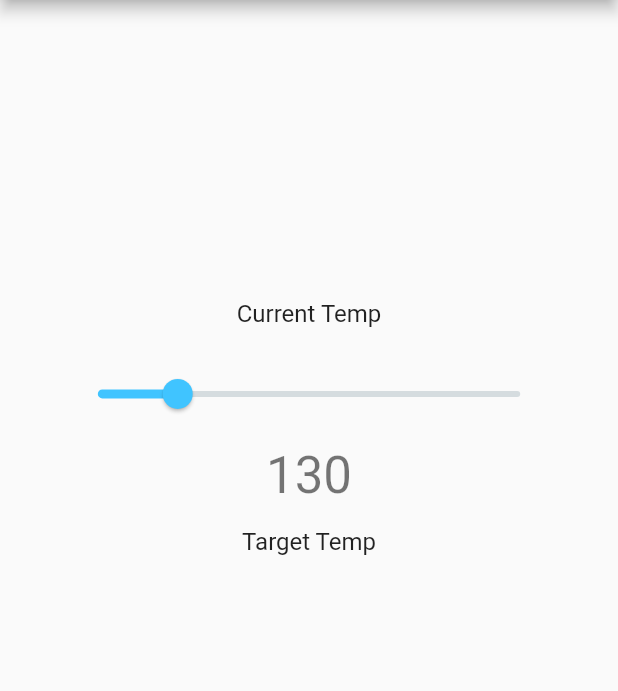
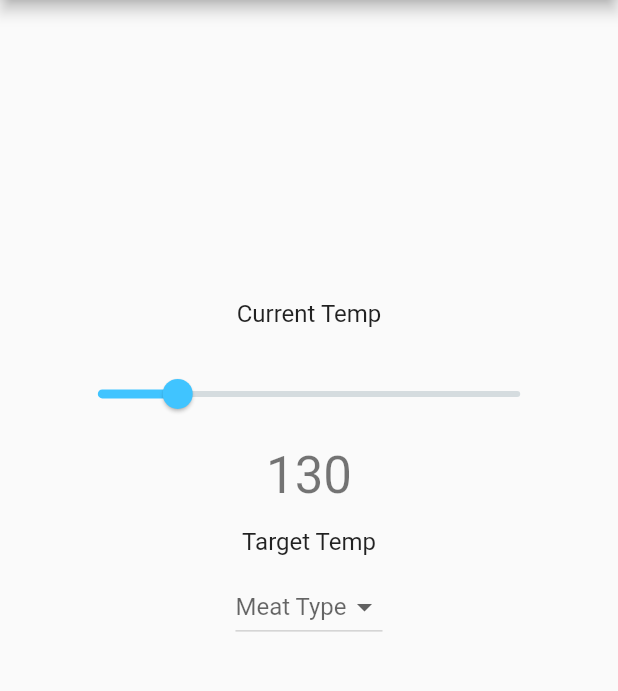
Before and after one commit to xerophytic7/thermometer, a Flutter app: the screen it shows after launch, after a tap on the "whatshot" icon, on a phone screen of 412 x 824 dp, the part 84-775 px from its top. Run offline on Flutter 3.47's test engine with Material 2 defaults, Android fonts, the phone set to English and light mode, and no system bars; missing offline and left inert: flutter_ringtone_player.

```diff
--- a/lib/main.dart
+++ b/lib/main.dart
@@ -1,4 +1,5 @@
 import 'package:flutter/material.dart';
+import 'package:thermometer/screens/poultryScreen.dart';
 import 'screens/thermOnly.dart';
 
 void main() => runApp(MyApp());
@@ -137,6 +138,7 @@ class _MyHomePageState extends State<MyHomePage> {
                     ),
                     onPressed: () {
                       //route to beef recipes screen
+                      Navigator.push(context, MaterialPageRoute(builder: (context) => PoultryScreen()));
                     },
                   ),
                 ),
@@ -161,52 +163,7 @@ class _MyHomePageState extends State<MyHomePage> {
                   ),
                 ),
               ],
-            ),/*
-            GridView.count(
-              shrinkWrap: true,
-              primary: false,
-              padding: const EdgeInsets.all(20),
-              crossAxisSpacing: 10,
-              mainAxisSpacing: 10,
-              crossAxisCount: 2,
-              children: <Widget>[
-                 Container(
-                  padding: const EdgeInsets.all(8),
-                  child: //Stack(
-                    //children: <Widget>[
-                      Image.asset('icons/beef.jpg'),
-                      //Text('Beef'),
-                   // ],
-                  //),
-                  color: Colors.teal[100],
-                ),
-                /*Container(
-                  padding: const EdgeInsets.all(8),
-                  child: const Text('Heed not the rabble'),
-                  color: Colors.teal[200],
-                ),
-                Container(
-                  padding: const EdgeInsets.all(8),
-                  child: const Text('Sound of screams but the'),
-                  color: Colors.teal[300],
-                ),
-                Container(
-                  padding: const EdgeInsets.all(8),
-                  child: const Text('Who scream'),
-                  color: Colors.teal[400],
-                ),
-                Container(
-                  padding: const EdgeInsets.all(8),
-                  child: const Text('Revolution is coming...'),
-                  color: Colors.teal[500],
-                ),
-                Container(
-                  padding: const EdgeInsets.all(8),
-                  child: const Text('Revolution, they...'),
-                  color: Colors.teal[600],
-                ),*/
-              ],
-            ),*/
+            ),
           ],
       ),
       floatingActionButton: FloatingActionButton(
--- a/lib/screens/thermOnly.dart
+++ b/lib/screens/thermOnly.dart
@@ -10,6 +10,14 @@ class _ThermOnlyScreenState extends State<ThermOnlyScreen> {
   double targetTemp = 130.0;
   TextEditingController curTempCtrl = TextEditingController();
 
+  List<String> meats = [
+    "Beef",
+    "Pork",
+    "Poultry",
+    "Fish"
+  ];
+  String meat;
+
   @override
   void dispose() {
     // Clean up the controller when the widget is removed from the
@@ -18,10 +26,8 @@ class _ThermOnlyScreenState extends State<ThermOnlyScreen> {
     super.dispose();
   }
 
-
   @override
   Widget build(BuildContext context) {
-
     //Start of page
     return Scaffold(
       appBar: AppBar(
@@ -43,13 +49,15 @@ class _ThermOnlyScreenState extends State<ThermOnlyScreen> {
           Padding(
             //Add padding and change text size
             padding: EdgeInsets.fromLTRB(
-                        MediaQuery.of(context).size.width*.37, MediaQuery.of(context).size.height * .15, MediaQuery.of(context).size.width*.37, 20),
+                MediaQuery.of(context).size.width * .37,
+                MediaQuery.of(context).size.height * .15,
+                MediaQuery.of(context).size.width * .37,
+                20),
             child: //Container(
                 //width: MediaQuery.of(context).size.width*.25,
                 //height: MediaQuery.of(context).size.height*.1,
                 // child:
                 TextField(
-
               decoration: null,
               style: TextStyle(fontSize: 48),
               controller: curTempCtrl,
@@ -57,8 +65,7 @@ class _ThermOnlyScreenState extends State<ThermOnlyScreen> {
                 print("entered onchanged");
                 print("controller: ${curTempCtrl.text}");
                 print("Target: ${targetTemp.toInt().toString()}");
-                        if (curTempCtrl.text == targetTemp.toInt().toString())
-                        {
+                if (curTempCtrl.text == targetTemp.toInt().toString()) {
                   print("entered if statement");
                   setState(() {
                     FlutterRingtonePlayer.playAlarm(looping: true);
@@ -75,24 +82,25 @@ class _ThermOnlyScreenState extends State<ThermOnlyScreen> {
                                   Navigator.of(context).pop();
                                 },
                               ),
-                                  ]
-                              );
+                            ]);
                       },
                     );
-                              }
-                            );
+                  });
                 }
               },
             ),
             //),
           ),
-                  Text('Current Temp', style: TextStyle(fontSize: 16),),
+          Text(
+            'Current Temp',
+            style: TextStyle(fontSize: 16),
+          ),
           //],
           //)),
           Padding(
-                padding: EdgeInsets.fromLTRB(MediaQuery.of(context).size.width*.1, 20, MediaQuery.of(context).size.width*.1, 10),
-                child:
-               Slider(
+            padding: EdgeInsets.fromLTRB(MediaQuery.of(context).size.width * .1,
+                20, MediaQuery.of(context).size.width * .1, 10),
+            child: Slider(
               activeColor: Colors.lightBlueAccent,
               min: 32,
               max: 550,
@@ -112,11 +120,27 @@ class _ThermOnlyScreenState extends State<ThermOnlyScreen> {
             child: Text('${targetTemp.toInt()}',
                 style: Theme.of(context).textTheme.display1),
           ),
-              Padding(padding: EdgeInsets.fromLTRB(0, 15, 0, 10),
-              child:
-              Text('Target Temp', style: TextStyle(fontSize: 16),),
+          Padding(
+            padding: EdgeInsets.fromLTRB(0, 15, 0, 10),
+            child: Text(
+              'Target Temp',
+              style: TextStyle(fontSize: 16),
             ),
-
+          ),
+          DropdownButton(
+            hint: Text('Meat Type'),
+            value: meat,
+            onChanged: (newValue) {
+              setState(() {
+                meat = newValue;
+              });
+            },
+            items: meats.map((meat){
+              return DropdownMenuItem(child: Text(meat),
+              value: meat,);
+            }
+            ).toList(),
+            )
         ],
       )),
     );
```
Also changed, not shown: lib/screens/poultryScreen.dart (added, +84 -0 lines). Lines whose indentation alone changed are shown as unchanged.
